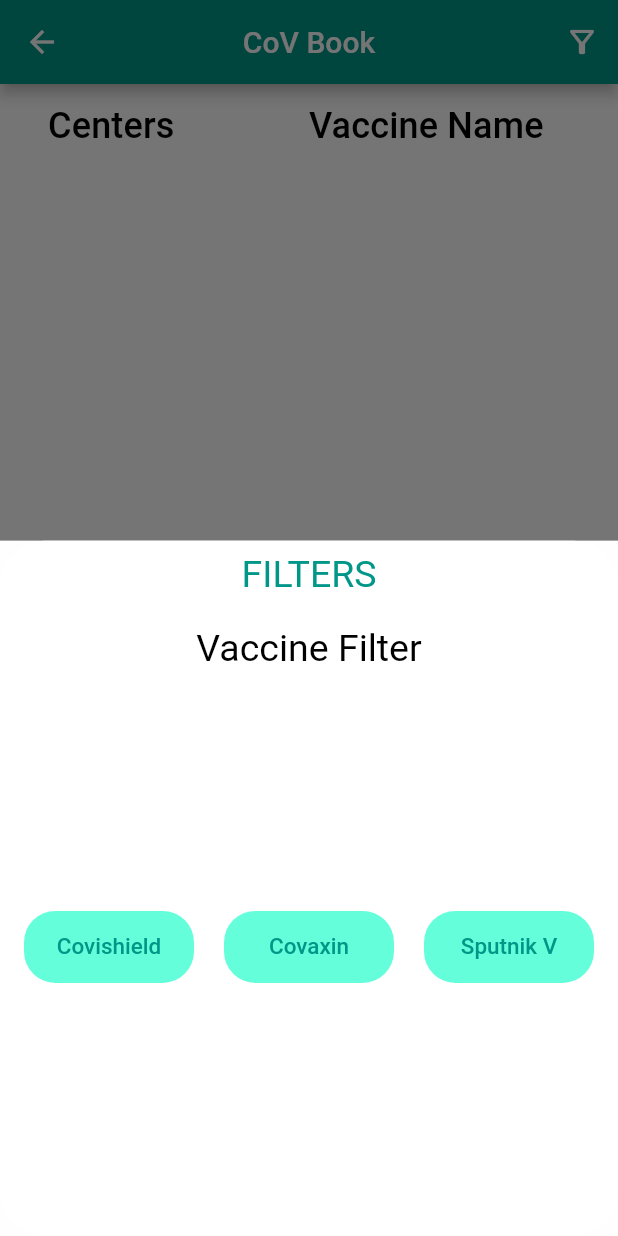
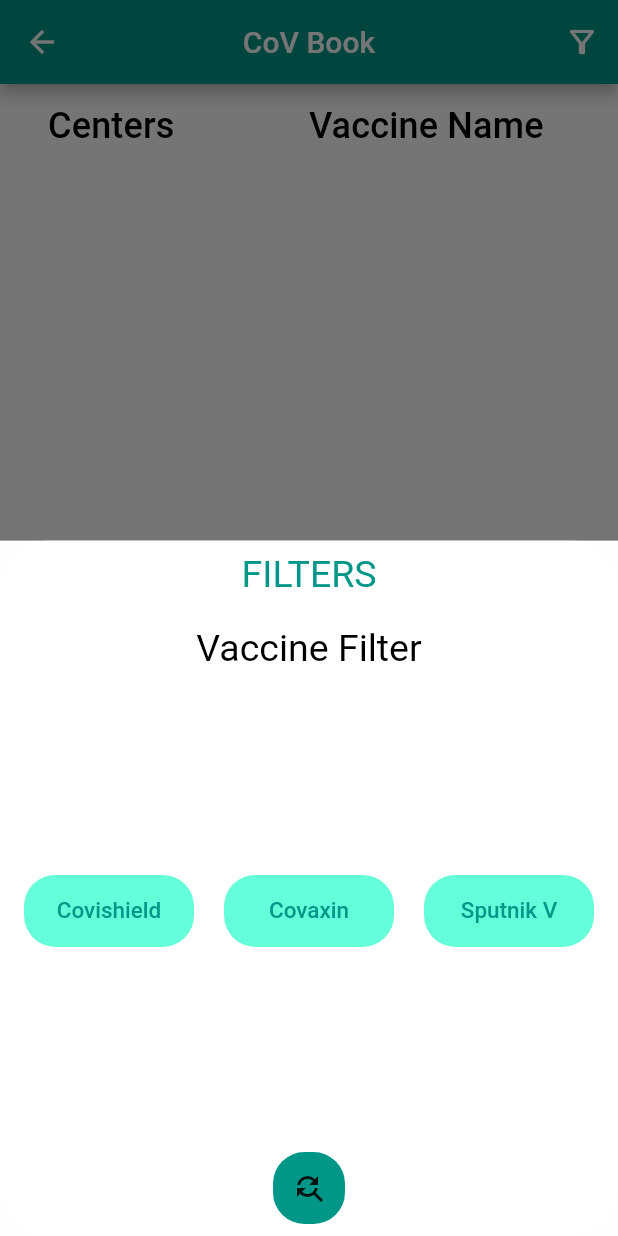
Before and after one commit to NidhiBhanushali3701/cov_book, a Flutter app: the CenterListScreen screen opened directly with empty values, after a tap on the "filter alt" icon, on a phone screen of 412 x 824 dp. Run offline on Flutter 3.47's test engine with Material 2 defaults, Android fonts, the phone set to English and light mode, and no system bars; our stand-ins replace modal_progress_hud, share; network calls fail.

Commit message:
Filters added -> button filter

```diff
--- a/lib/center_list_screen.dart
+++ b/lib/center_list_screen.dart
@@ -9,9 +9,23 @@ class CenterListScreen extends StatefulWidget {
 
 class _CenterListScreenState extends State<CenterListScreen> {
   int noOfCenters = 0;
-  var currentColor1 = false,
-      currentColor2 = false,
-      currentColor3 = false; //0 - teal //1 - tealaccent
+  var currentFilter1 = false,
+      currentFilter2 = false,
+      currentFilter3 = false; //false - teal && true - tealAccent
+  var args = [], arg1 = [], arg2 = [], arg3 = [];
+
+  void filter(var arguments) {
+    args = arg1 = arg2 = arg3 = argument = [];
+    for (var arg in arguments['ListOfCenters']) {
+      if (arg['vaccine'] == "COVISHIELD") {
+        arg1.add(arg);
+      } else if (arg['vaccine'] == "COVAXIN") {
+        arg2.add(arg);
+      } else if (arg['vaccine'] == "SPUTNIK V") {
+        arg3.add(arg);
+      }
+    }
+  }
 
   void share(var arg, int index) {
     Share.share(
@@ -24,6 +38,7 @@ class _CenterListScreenState extends State<CenterListScreen> {
     if (arguments != null) {
       noOfCenters = arguments['ListOfCenters'].length;
       print(noOfCenters);
+      filter(arguments);
     }
 
     return Scaffold(
@@ -77,7 +92,7 @@ class _CenterListScreenState extends State<CenterListScreen> {
                                       Expanded(
                                         child: Container(
                                           decoration: BoxDecoration(
-                                            color: currentColor1
+                                            color: currentFilter1
                                                 ? Colors.teal
                                                 : Colors.tealAccent,
                                             borderRadius:
@@ -86,14 +101,15 @@ class _CenterListScreenState extends State<CenterListScreen> {
                                           child: FlatButton(
                                             onPressed: () {
                                               setState(() {
-                                                currentColor1 = !currentColor1;
+                                                currentFilter1 =
+                                                    !currentFilter1;
+                                                args = arg1;
                                               });
-                                              print("Covishield");
                                             },
                                             child: Text(
                                               "Covishield",
                                               style: TextStyle(
-                                                color: currentColor1
+                                                color: currentFilter1
                                                     ? Colors.white
                                                     : Colors.teal,
                                                 fontSize: 15,
@@ -108,7 +124,7 @@ class _CenterListScreenState extends State<CenterListScreen> {
                                       Expanded(
                                         child: Container(
                                           decoration: BoxDecoration(
-                                            color: currentColor2
+                                            color: currentFilter2
                                                 ? Colors.teal
                                                 : Colors.tealAccent,
                                             borderRadius:
@@ -117,14 +133,15 @@ class _CenterListScreenState extends State<CenterListScreen> {
                                           child: FlatButton(
                                             onPressed: () {
                                               setState(() {
-                                                currentColor2 = !currentColor2;
+                                                currentFilter2 =
+                                                    !currentFilter2;
+                                                args = arg2;
                                               });
-                                              print("Covaxin");
                                             },
                                             child: Text(
                                               "Covaxin",
                                               style: TextStyle(
-                                                color: currentColor2
+                                                color: currentFilter2
                                                     ? Colors.white
                                                     : Colors.teal,
                                                 fontSize: 15,
@@ -139,7 +156,7 @@ class _CenterListScreenState extends State<CenterListScreen> {
                                       Expanded(
                                         child: Container(
                                           decoration: BoxDecoration(
-                                            color: currentColor3
+                                            color: currentFilter3
                                                 ? Colors.teal
                                                 : Colors.tealAccent,
                                             borderRadius:
@@ -148,14 +165,15 @@ class _CenterListScreenState extends State<CenterListScreen> {
                                           child: FlatButton(
                                             onPressed: () {
                                               setState(() {
-                                                currentColor3 = !currentColor3;
+                                                currentFilter3 =
+                                                    !currentFilter3;
+                                                args = arg3;
                                               });
-                                              print("Sputnik");
                                             },
                                             child: Text(
                                               "Sputnik V",
                                               style: TextStyle(
-                                                color: currentColor3
+                                                color: currentFilter3
                                                     ? Colors.white
                                                     : Colors.teal,
                                                 fontSize: 15,
@@ -166,6 +184,22 @@ class _CenterListScreenState extends State<CenterListScreen> {
                                       ),
                                     ],
                                   ),
+                                ),
+                              ),
+                              Container(
+                                decoration: BoxDecoration(
+                                  color: Colors.teal,
+                                  borderRadius: BorderRadius.circular(21),
+                                ),
+                                child: IconButton(
+                                  onPressed: () {
+                                    Navigator.pop(context);
+                                    //setState((){});
+                                  },
+                                  icon: Icon(
+                                    Icons.find_replace_outlined,
+                                  ),
+
                                 ),
                               ),
                             ],
@@ -229,7 +263,7 @@ class _CenterListScreenState extends State<CenterListScreen> {
               child: Center(
                 child: Container(
                   child: ListView.builder(
-                    itemCount: noOfCenters,
+                    itemCount: argument.length, //noOfCenters,
                     itemBuilder: (BuildContext ctxt, int index) {
                       return GestureDetector(
                         onLongPress: () {
@@ -240,7 +274,7 @@ class _CenterListScreenState extends State<CenterListScreen> {
                             Expanded(
                               child: ListTile(
                                 title: Text(
-                                  '${arguments['ListOfCenters'][index]["name"]}',
+                                  '${argument[index]["name"]}', //'${arguments['ListOfCenters'][index]["name"]}',
                                   style: TextStyle(
                                     fontSize: 20,
                                   ),
@@ -253,7 +287,7 @@ class _CenterListScreenState extends State<CenterListScreen> {
                             Expanded(
                               child: ListTile(
                                 title: Text(
-                                  ' ${arguments['ListOfCenters'][index]["vaccine"]}',
+                                  ' ${argument[index]["vaccine"]}', //' ${arguments['ListOfCenters'][index]["vaccine"]}',
                                   style: TextStyle(
                                     fontSize: 20,
                                   ),
```
